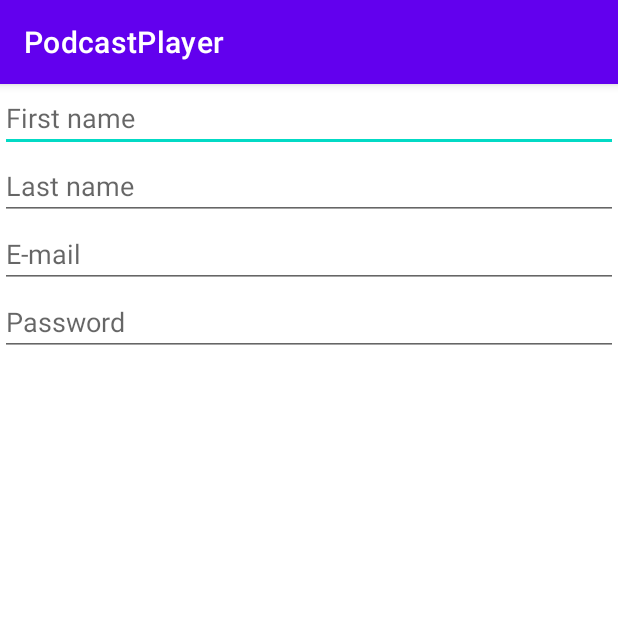
After one commit to Nowocinski/Android-PodcastPlayer, an Android app: the RegisterActivity screen opened directly, with no data from a screen before it, on a phone screen of 412 x 824 dp, the top half of it. The commit adds this screen. Run offline under Robolectric (Android 15) with nearby library versions, the phone set to English and light mode, and no system bars.

Commit message:
Create register layout

```diff
--- a/app/src/main/AndroidManifest.xml
+++ b/app/src/main/AndroidManifest.xml
@@ -14,6 +14,9 @@
         android:theme="@style/Theme.PodcastPlayer"
         tools:targetApi="31">
         <activity
+            android:name=".RegisterActivity"
+            android:exported="false" />
+        <activity
             android:name=".LoginActivity"
             android:exported="true">
             <intent-filter>
--- /dev/null
+++ b/app/src/main/java/com/example/podcastplayer/RegisterActivity.java
@@ -0,0 +1,14 @@
+package com.example.podcastplayer;
+
+import androidx.appcompat.app.AppCompatActivity;
+
+import android.os.Bundle;
+
+public class RegisterActivity extends AppCompatActivity {
+
+    @Override
+    protected void onCreate(Bundle savedInstanceState) {
+        super.onCreate(savedInstanceState);
+        setContentView(R.layout.activity_register);
+    }
+}
--- /dev/null
+++ b/app/src/main/res/layout/activity_register.xml
@@ -0,0 +1,33 @@
+<?xml version="1.0" encoding="utf-8"?>
+<LinearLayout xmlns:android="http://schemas.android.com/apk/res/android"
+    xmlns:app="http://schemas.android.com/apk/res-auto"
+    xmlns:tools="http://schemas.android.com/tools"
+    android:layout_width="match_parent"
+    android:layout_height="match_parent"
+    tools:context=".RegisterActivity"
+    android:orientation="vertical">
+
+    <EditText
+        android:id="@+id/firstNameEditText"
+        android:hint="@string/first_name"
+        android:layout_width="match_parent"
+        android:layout_height="wrap_content" />
+    <EditText
+        android:id="@+id/lastNameEditText"
+        android:hint="@string/last_name"
+        android:layout_width="match_parent"
+        android:layout_height="wrap_content" />
+    <EditText
+        android:id="@+id/emailNameEditText"
+        android:hint="@string/e_mail"
+        android:inputType="textEmailAddress"
+        android:layout_width="match_parent"
+        android:layout_height="wrap_content" />
+    <EditText
+        android:id="@+id/passwordNameEditText"
+        android:hint="@string/password"
+        android:inputType="textPassword"
+        android:layout_width="match_parent"
+        android:layout_height="wrap_content" />
+
+</LinearLayout>
--- a/app/src/main/res/values/strings.xml
+++ b/app/src/main/res/values/strings.xml
@@ -4,4 +4,6 @@
     <string name="password">Password</string>
     <string name="login">Login</string>
     <string name="register">Register</string>
+    <string name="first_name">First name</string>
+    <string name="last_name">Last name</string>
 </resources>
```
